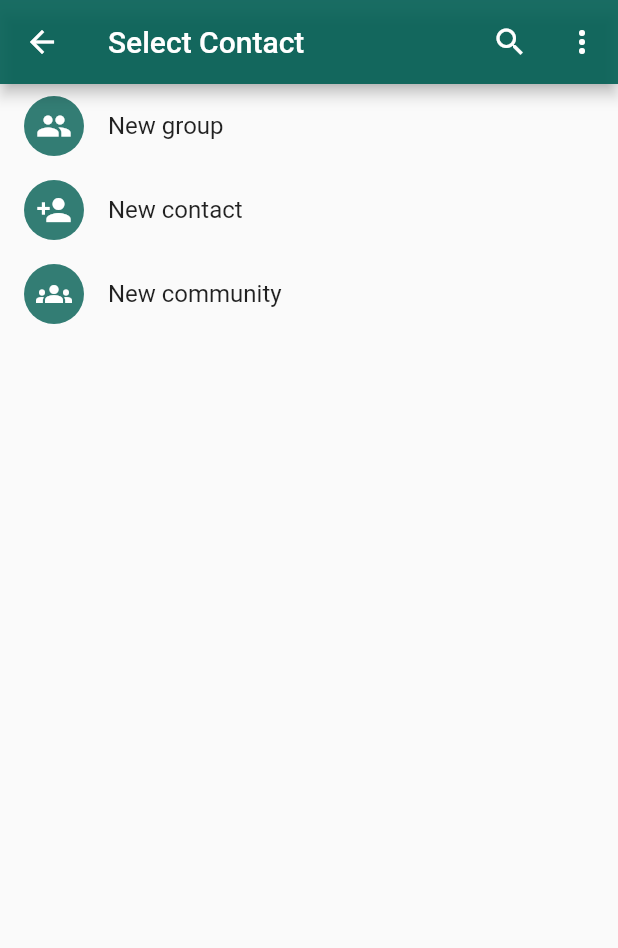
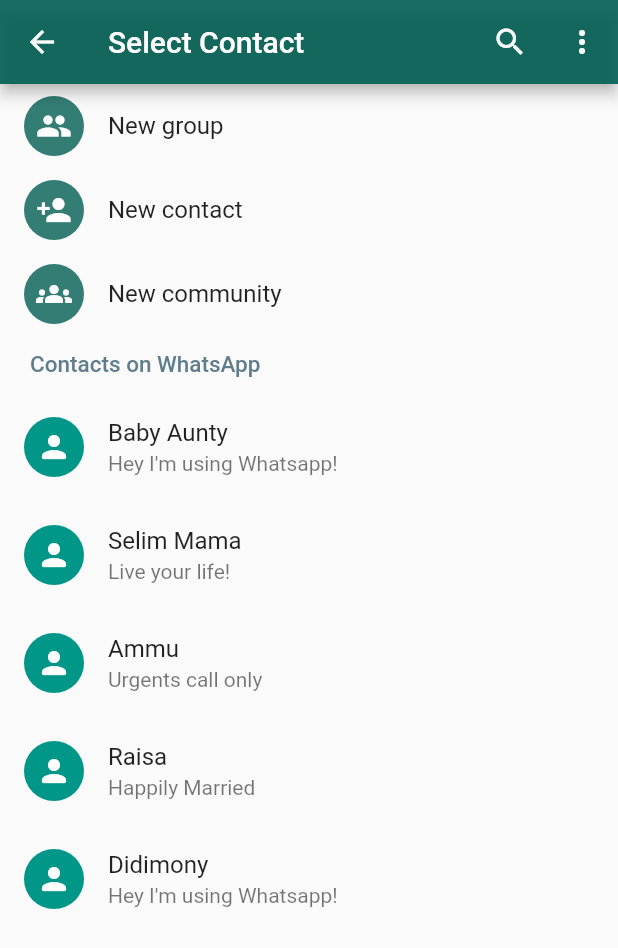
Before and after one commit to SaadIbnRouf/Whatsapp-clone, a Flutter app: the ContactPage screen opened by its route, on a phone screen of 412 x 824 dp. Shown: the top 948 px of the screen. Run offline on Flutter 3.47's test engine with Material 2 defaults, Android fonts, the phone set to English and light mode, and no system bars.

Commit message:
'Added_Screen'

```diff
--- /dev/null
+++ b/lib/all_contact.dart
@@ -0,0 +1,30 @@
+import 'package:flutter/material.dart';
+import 'package:whatsapp/models/chats.dart';
+import 'models/contactModel.dart';
+import 'models/contact_list.dart';
+
+class AllContact extends StatelessWidget {
+  const AllContact({Key? key}) : super(key: key);
+
+  @override
+  Widget build(BuildContext context) {
+    return Expanded(
+      child: ListView.builder(
+          shrinkWrap: true,
+          itemCount: contact_list.length,
+          itemBuilder: (context, index) {
+            return ListTile(
+              leading: const CircleAvatar(
+                backgroundColor: Colors.teal,
+                child: Icon(
+                  Icons.person_rounded,
+                  color: Colors.white,
+                ),
+              ),
+              title: Text(contact_list[index].title),
+              subtitle: Text(contact_list[index].status),
+            );
+          }),
+    );
+  }
+}
--- a/lib/contact.dart
+++ b/lib/contact.dart
@@ -1,4 +1,5 @@
 import 'package:flutter/material.dart';
+import 'all_contact.dart';
 
 class ContactPage extends StatelessWidget {
   const ContactPage({Key? key}) : super(key: key);
@@ -25,10 +26,13 @@ class ContactPage extends StatelessWidget {
         ],
       ),
       body: Column(
+        crossAxisAlignment: CrossAxisAlignment.start,
         children: [
           myTile('New group', Icons.group),
           myTile('New contact', Icons.person_add),
           myTile('New community', Icons.groups),
+          singleLineText('Contacts on WhatsApp'),
+          const AllContact(),
         ],
       ),
     );
@@ -51,6 +55,17 @@ Widget myTile(String title, IconData icon) {
   );
 }
 
-Widget contactTile() {
-  return ListTile();
+Widget singleLineText(String text) {
+  return Container(
+    margin: EdgeInsets.only(left: 10.0),
+    padding: EdgeInsets.all(10.0),
+    child: Text(
+      text,
+      style: const TextStyle(
+        color: Colors.blueGrey,
+        fontSize: 15.0,
+        fontWeight: FontWeight.w500,
+      ),
+    ),
+  );
 }
--- /dev/null
+++ b/lib/models/contactModel.dart
@@ -0,0 +1,8 @@
+import 'package:flutter/material.dart';
+
+class Contact {
+  final String title;
+  final String status;
+
+  Contact({required this.title, required this.status});
+}
--- /dev/null
+++ b/lib/models/contact_list.dart
@@ -0,0 +1,10 @@
+import 'package:flutter/material.dart';
+import 'contactModel.dart';
+
+final List<Contact> contact_list = [
+  Contact(title: 'Baby Aunty', status: "Hey I'm using Whatsapp!"),
+  Contact(title: 'Selim Mama', status: "Live your life!"),
+  Contact(title: 'Ammu', status: "Urgents call only"),
+  Contact(title: 'Raisa', status: "Happily Married"),
+  Contact(title: 'Didimony', status: "Hey I'm using Whatsapp!"),
+];
```
